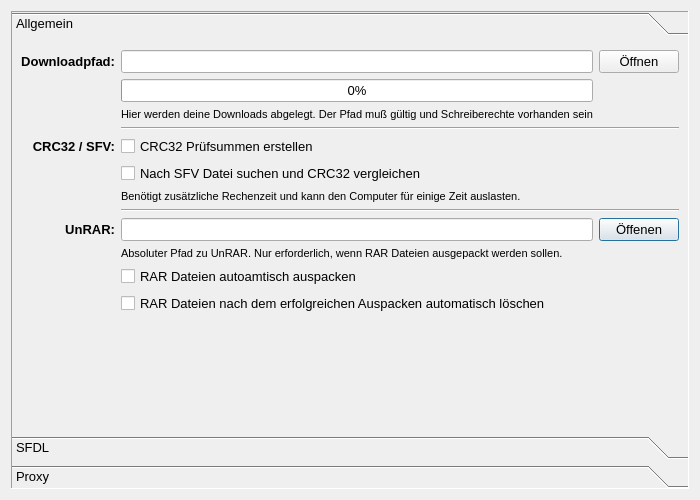
First picture: the form in settings.ui, repository DoctorW00/SFDLSaugerPro, before the edit.
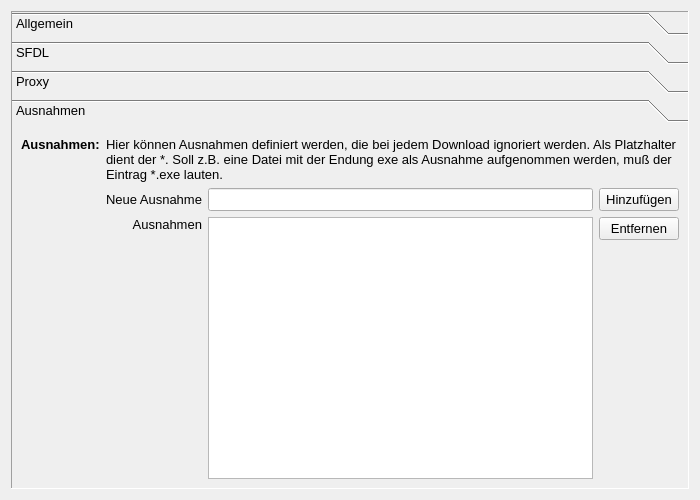
Second picture: the form after the edit. The open tabs and pages were chosen to show the change.

Diff of the .ui file:
```diff
--- a/settings.ui
+++ b/settings.ui
@@ -39,7 +39,7 @@
         <x>0</x>
         <y>0</y>
         <width>680</width>
-        <height>390</height>
+        <height>360</height>
        </rect>
       </property>
       <attribute name="label">
@@ -494,6 +494,95 @@
        </item>
       </layout>
      </widget>
+     <widget class="QWidget" name="page_4">
+      <attribute name="label">
+       <string>Ausnahmen</string>
+      </attribute>
+      <layout class="QGridLayout" name="gridLayout_6">
+       <item row="1" column="3">
+        <widget class="QPushButton" name="btn_new_exception">
+         <property name="text">
+          <string>Hinzufügen</string>
+         </property>
+        </widget>
+       </item>
+       <item row="2" column="2" rowspan="2">
+        <widget class="QListWidget" name="list_exceptions"/>
+       </item>
+       <item row="1" column="1">
+        <widget class="QLabel" name="label_20">
+         <property name="text">
+          <string>Neue Ausnahme</string>
+         </property>
+         <property name="alignment">
+          <set>Qt::AlignRight|Qt::AlignTrailing|Qt::AlignVCenter</set>
+         </property>
+        </widget>
+       </item>
+       <item row="2" column="1" rowspan="2">
+        <widget class="QLabel" name="label_19">
+         <property name="text">
+          <string>Ausnahmen</string>
+         </property>
+         <property name="alignment">
+          <set>Qt::AlignRight|Qt::AlignTop|Qt::AlignTrailing</set>
+         </property>
+        </widget>
+       </item>
+       <item row="0" column="0">
+        <widget class="QLabel" name="label_17">
+         <property name="font">
+          <font>
+           <weight>75</weight>
+           <bold>true</bold>
+          </font>
+         </property>
+         <property name="text">
+          <string>Ausnahmen:</string>
+         </property>
+         <property name="alignment">
+          <set>Qt::AlignLeading|Qt::AlignLeft|Qt::AlignTop</set>
+         </property>
+        </widget>
+       </item>
+       <item row="2" column="3">
+        <widget class="QPushButton" name="btn_del_exception">
+         <property name="text">
+          <string>Entfernen</string>
+         </property>
+        </widget>
+       </item>
+       <item row="1" column="2">
+        <widget class="QLineEdit" name="line_new_exception"/>
+       </item>
+       <item row="3" column="3">
+        <spacer name="verticalSpacer_4">
+         <property name="orientation">
+          <enum>Qt::Vertical</enum>
+         </property>
+         <property name="sizeHint" stdset="0">
+          <size>
+           <width>20</width>
+           <height>40</height>
+          </size>
+         </property>
+        </spacer>
+       </item>
+       <item row="0" column="1" colspan="3">
+        <widget class="QLabel" name="label_18">
+         <property name="text">
+          <string>Hier können Ausnahmen definiert werden, die bei jedem Download ignoriert werden. Als Platzhalter dient der *. Soll z.B. eine Datei mit der Endung exe als Ausnahme aufgenommen werden, muß der Eintrag *.exe lauten.</string>
+         </property>
+         <property name="alignment">
+          <set>Qt::AlignLeading|Qt::AlignLeft|Qt::AlignTop</set>
+         </property>
+         <property name="wordWrap">
+          <bool>true</bool>
+         </property>
+        </widget>
+       </item>
+      </layout>
+     </widget>
     </widget>
    </item>
   </layout>
```
Left out of the diff: 4 changed lines with no effect on the pictures.
